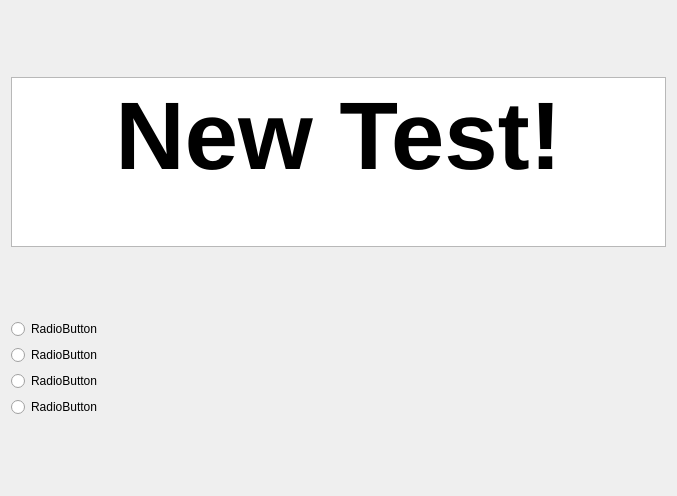
PelerYuan/HaoCiKuaiJi3.0, file UIs/TestWordDialog.ui: the form before one commit.
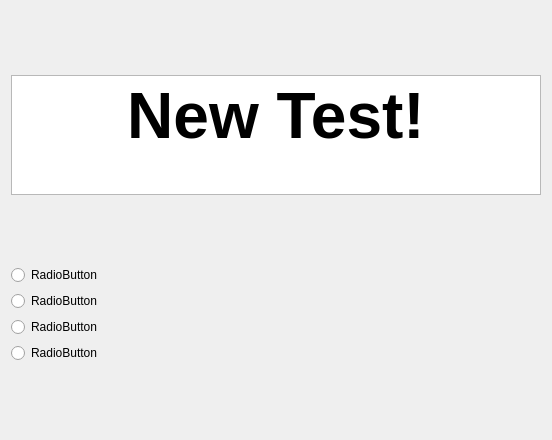
The form after the commit.

Commit message: test finish add test result

The edit to the form file:
```diff
--- a/UIs/TestWordDialog.ui
+++ b/UIs/TestWordDialog.ui
@@ -6,8 +6,8 @@
    <rect>
     <x>0</x>
     <y>0</y>
-    <width>677</width>
-    <height>496</height>
+    <width>552</width>
+    <height>440</height>
    </rect>
   </property>
   <property name="windowTitle">
@@ -19,7 +19,7 @@
      <property name="maximumSize">
       <size>
        <width>16777215</width>
-       <height>170</height>
+       <height>120</height>
       </size>
      </property>
      <property name="mouseTracking">
@@ -36,7 +36,7 @@
 li.unchecked::marker { content: &quot;\2610&quot;; }
 li.checked::marker { content: &quot;\2612&quot;; }
 &lt;/style&gt;&lt;/head&gt;&lt;body style=&quot; font-family:'Segoe UI'; font-size:9pt; font-weight:400; font-style:normal;&quot;&gt;
-&lt;p align=&quot;center&quot; style=&quot; margin-top:0px; margin-bottom:0px; margin-left:0px; margin-right:0px; -qt-block-indent:0; text-indent:0px;&quot;&gt;&lt;span style=&quot; font-size:72pt; font-weight:700;&quot;&gt;New Test!&lt;/span&gt;&lt;/p&gt;&lt;/body&gt;&lt;/html&gt;</string>
+&lt;p align=&quot;center&quot; style=&quot; margin-top:0px; margin-bottom:0px; margin-left:0px; margin-right:0px; -qt-block-indent:0; text-indent:0px;&quot;&gt;&lt;span style=&quot; font-size:48pt; font-weight:700;&quot;&gt;New Test!&lt;/span&gt;&lt;/p&gt;&lt;/body&gt;&lt;/html&gt;</string>
      </property>
     </widget>
    </item>
@@ -44,6 +44,12 @@
     <layout class="QVBoxLayout" name="verticalLayout">
      <item>
       <widget class="QRadioButton" name="radioButton_1">
+       <property name="maximumSize">
+        <size>
+         <width>600</width>
+         <height>16777215</height>
+        </size>
+       </property>
        <property name="text">
         <string>RadioButton</string>
        </property>
@@ -51,6 +57,12 @@
      </item>
      <item>
       <widget class="QRadioButton" name="radioButton_2">
+       <property name="maximumSize">
+        <size>
+         <width>600</width>
+         <height>16777215</height>
+        </size>
+       </property>
        <property name="text">
         <string>RadioButton</string>
        </property>
@@ -58,6 +70,12 @@
      </item>
      <item>
       <widget class="QRadioButton" name="radioButton_3">
+       <property name="maximumSize">
+        <size>
+         <width>600</width>
+         <height>16777215</height>
+        </size>
+       </property>
        <property name="text">
         <string>RadioButton</string>
        </property>
@@ -65,6 +83,12 @@
      </item>
      <item>
       <widget class="QRadioButton" name="radioButton_4">
+       <property name="maximumSize">
+        <size>
+         <width>600</width>
+         <height>16777215</height>
+        </size>
+       </property>
        <property name="text">
         <string>RadioButton</string>
        </property>
```
The commit also changes 10 other files.
